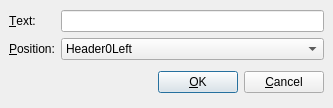
The window that examples/HeaderFooterLegends/addheaderdialog.ui (KDAB/KDChart) describes before a commit, drawn with Qt 5.
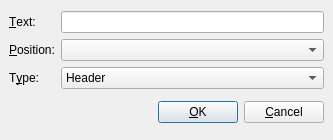
The same window after the commit.

Commit message: change position handling: use an extra Position class, to have translation done at one point, and to have our code more unified  (small bugs left: Zoom example not howing headers, HeaderFooterLegend example not showing different data area size when use space flags are changed

```diff
--- a/examples/HeaderFooterLegends/addheaderdialog.ui
+++ b/examples/HeaderFooterLegends/addheaderdialog.ui
@@ -9,7 +9,7 @@
     <x>0</x>
     <y>0</y>
     <width>333</width>
-    <height>108</height>
+    <height>140</height>
    </rect>
   </property>
   <property name="windowTitle" >
@@ -48,10 +48,23 @@
       </widget>
      </item>
      <item row="1" column="1" >
-      <widget class="QComboBox" name="positionCO" >
+      <widget class="QComboBox" name="positionCO" />
+     </item>
+     <item row="2" column="0" >
+      <widget class="QLabel" name="label_3" >
+       <property name="text" >
+        <string>T&amp;ype:</string>
+       </property>
+       <property name="buddy" >
+        <cstring>typeCO</cstring>
+       </property>
+      </widget>
+     </item>
+     <item row="2" column="1" >
+      <widget class="QComboBox" name="typeCO" >
        <item>
         <property name="text" >
-         <string>Header0Left</string>
+         <string>Header</string>
         </property>
        </item>
        <item>
```
Left out of the diff: 82 changed lines with no effect on the pictures. The commit also changes 31 other files.
